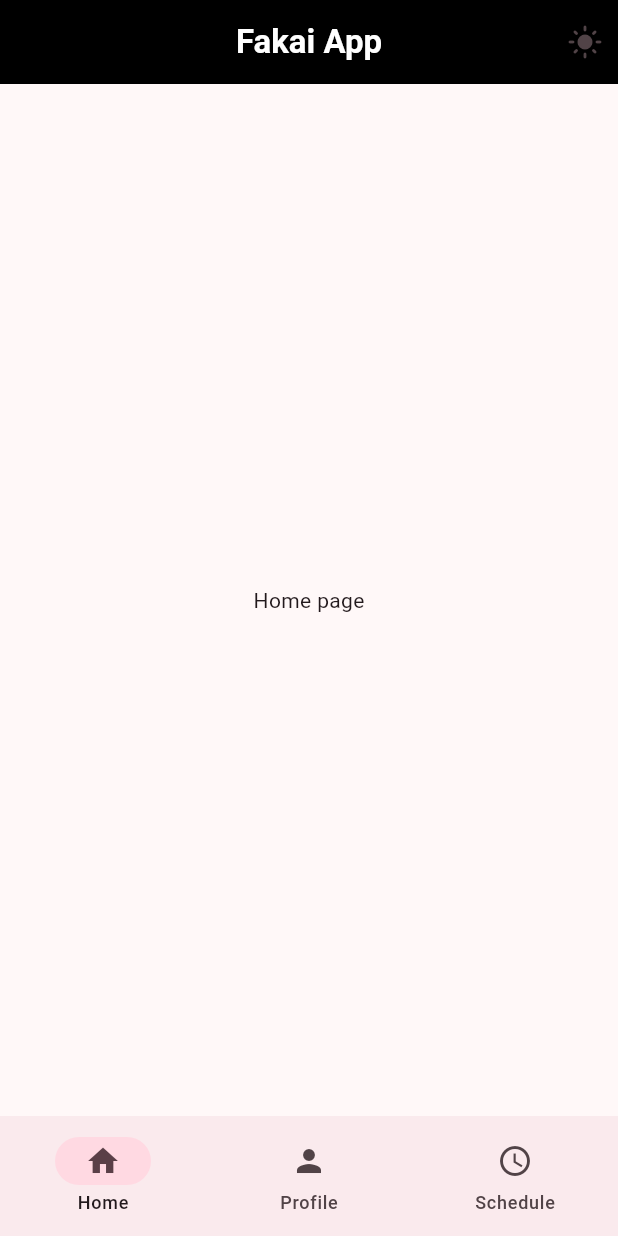
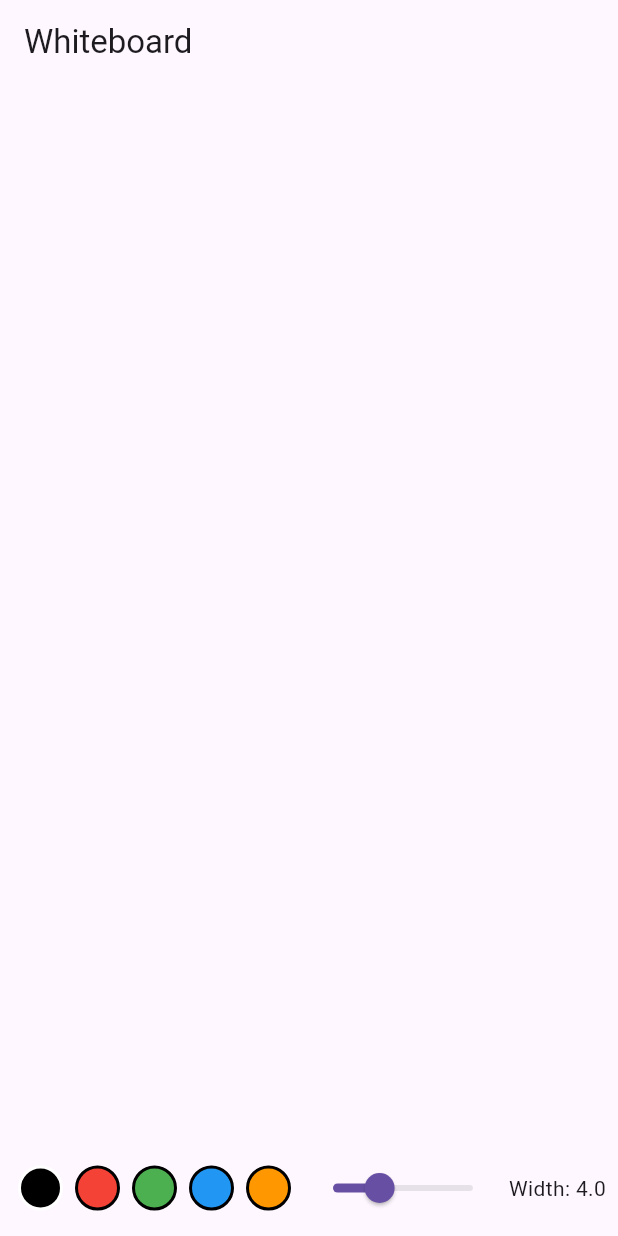
Before and after one commit to Emekaony/Demo-flutter-App, a Flutter app: the screen it shows after launch, on a phone screen of 412 x 824 dp. Run offline on Flutter 3.47's test engine with Material 3 defaults, Android fonts, the phone set to English and light mode, and no system bars.

Commit message:
Lost track

```diff
--- a/lib/main.dart
+++ b/lib/main.dart
@@ -1,5 +1,5 @@
 import "package:flutter/material.dart";
-import "package:flutter_app/views/widget_tree.dart";
+import "package:flutter_app/painter.dart";
 
 void main() {
   runApp(MyApp());
@@ -7,21 +7,13 @@ void main() {
 
 class MyApp extends StatelessWidget {
   const MyApp({super.key});
-
   final bool isRunning = false;
 
   @override
   Widget build(BuildContext context) {
     return MaterialApp(
-      theme: ThemeData(
-        colorScheme: ColorScheme.fromSeed(
-          seedColor: Colors.black,
-          brightness: Brightness.light, // this is how u change the brightness
-        ),
-        appBarTheme: AppBarTheme(backgroundColor: Colors.deepPurple),
-      ),
       debugShowCheckedModeBanner: false,
-      home: WidgetTree(),
+      home: WhiteboardPage(),
     );
   }
 }
--- /dev/null
+++ b/lib/painter.dart
@@ -0,0 +1,159 @@
+import 'package:flutter/material.dart';
+
+class Stroke {
+  final List<Offset> points;
+  final Color color;
+  final double strokeWidth;
+
+  Stroke({
+    required this.points,
+    required this.color,
+    required this.strokeWidth,
+  });
+}
+
+class WhiteboardPage extends StatefulWidget {
+  const WhiteboardPage({super.key});
+
+  @override
+  State<WhiteboardPage> createState() => _WhiteboardPageState();
+}
+
+class _WhiteboardPageState extends State<WhiteboardPage> {
+  List<Stroke> strokes = [];
+  List<Offset> currentPoints = [];
+
+  Color selectedColor = Colors.black;
+  double strokeWidth = 4.0;
+
+  @override
+  Widget build(BuildContext context) {
+    return Scaffold(
+      appBar: AppBar(title: Text("Whiteboard")),
+      body: Column(
+        children: [
+          Expanded(
+            child: GestureDetector(
+              onPanStart: (details) {
+                setState(() {
+                  currentPoints = [details.localPosition];
+                });
+              },
+              onPanUpdate: (details) {
+                setState(() {
+                  currentPoints.add(details.localPosition);
+                });
+              },
+              onPanEnd: (_) {
+                setState(() {
+                  strokes.add(
+                    Stroke(
+                      points: List.from(currentPoints),
+                      color: selectedColor,
+                      strokeWidth: strokeWidth,
+                    ),
+                  );
+                  currentPoints.clear();
+                });
+              },
+              child: CustomPaint(
+                painter: WhiteboardPainter(
+                  strokes: strokes,
+                  currentPoints: currentPoints,
+                  currentColor: selectedColor,
+                  currentWidth: strokeWidth,
+                ),
+                size: Size.infinite,
+              ),
+            ),
+          ),
+          Padding(
+            padding: const EdgeInsets.all(8.0),
+            child: Row(
+              children: [
+                _colorButton(Colors.black),
+                _colorButton(Colors.red),
+                _colorButton(Colors.green),
+                _colorButton(Colors.blue),
+                _colorButton(Colors.orange),
+                Expanded(
+                  child: Slider(
+                    value: strokeWidth,
+                    min: 1.0,
+                    max: 10.0,
+                    onChanged: (value) {
+                      setState(() => strokeWidth = value);
+                    },
+                  ),
+                ),
+                Text("Width: ${strokeWidth.toStringAsFixed(1)}"),
+              ],
+            ),
+          ),
+        ],
+      ),
+    );
+  }
+
+  Widget _colorButton(Color color) {
+    return GestureDetector(
+      onTap: () => setState(() => selectedColor = color),
+      child: Container(
+        width: 30,
+        height: 30,
+        margin: EdgeInsets.symmetric(horizontal: 4),
+        decoration: BoxDecoration(
+          color: color,
+          shape: BoxShape.circle,
+          border: Border.all(
+            color: selectedColor == color ? Colors.white : Colors.black,
+            width: 2,
+          ),
+        ),
+      ),
+    );
+  }
+}
+
+class WhiteboardPainter extends CustomPainter {
+  final List<Stroke> strokes;
+  final List<Offset> currentPoints;
+  final Color currentColor;
+  final double currentWidth;
+
+  WhiteboardPainter({
+    required this.strokes,
+    required this.currentPoints,
+    required this.currentColor,
+    required this.currentWidth,
+  });
+
+  @override
+  void paint(Canvas canvas, Size size) {
+    for (var stroke in strokes) {
+      _drawStroke(canvas, stroke.points, stroke.color, stroke.strokeWidth);
+    }
+    _drawStroke(canvas, currentPoints, currentColor, currentWidth);
+  }
+
+  void _drawStroke(
+    Canvas canvas,
+    List<Offset> points,
+    Color color,
+    double width,
+  ) {
+    final paint =
+        Paint()
+          ..color = color
+          ..strokeWidth = width
+          ..strokeCap = StrokeCap.round
+          ..style = PaintingStyle.stroke;
+
+    for (int i = 0; i < points.length - 1; i++) {
+      canvas.drawLine(points[i], points[i + 1], paint);
+    }
+  }
+
+  @override
+  bool shouldRepaint(covariant CustomPainter oldDelegate) => true;
+}
--- a/lib/views/widget_tree.dart
+++ b/lib/views/widget_tree.dart
@@ -19,12 +19,6 @@ class WidgetTree extends StatelessWidget {
           style: TextStyle(color: Colors.white, fontWeight: FontWeight.bold),
         ),
         backgroundColor: Colors.black,
-        actions: [
-          Padding(
-            padding: EdgeInsets.only(right: 10),
-            child: Icon(Icons.light_mode),
-          ),
-        ],
         // backgroundColor: Colors.black,
         centerTitle: true,
       ),
```
